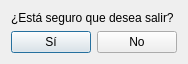
This is Interfaces/BernalMendez/templates/dlgSalir.ui in Cross048/DAM_2 as Qt 5 draws it before an edit. The edited form follows.
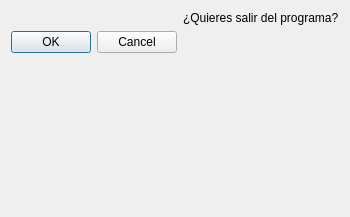
This is the edited form. Icons and pictures are not drawn.

```diff
--- a/Interfaces/BernalMendez/templates/dlgSalir.ui
+++ b/Interfaces/BernalMendez/templates/dlgSalir.ui
@@ -6,38 +6,52 @@
    <rect>
     <x>0</x>
     <y>0</y>
-    <width>176</width>
-    <height>62</height>
+    <width>321</width>
+    <height>217</height>
    </rect>
   </property>
   <property name="windowTitle">
    <string>Dialog</string>
   </property>
-  <layout class="QGridLayout" name="gridLayout_2">
+  <property name="sizeGripEnabled">
+   <bool>false</bool>
+  </property>
+  <property name="modal">
+   <bool>true</bool>
+  </property>
+  <layout class="QFormLayout" name="formLayout">
    <item row="0" column="0">
-    <layout class="QGridLayout" name="gridLayout">
-     <item row="0" column="0" colspan="2">
-      <widget class="QLabel" name="labelTexto">
-       <property name="text">
-        <string>¿Está seguro que desea salir?</string>
-       </property>
-      </widget>
-     </item>
-     <item row="1" column="0">
-      <widget class="QPushButton" name="btnSi">
-       <property name="text">
-        <string>Sí</string>
-       </property>
-      </widget>
-     </item>
-     <item row="1" column="1">
-      <widget class="QPushButton" name="btnNo">
-       <property name="text">
-        <string>No</string>
-       </property>
-      </widget>
-     </item>
-    </layout>
+    <widget class="QLabel" name="labelImg">
+     <property name="text">
+      <string/>
+     </property>
+     <property name="pixmap">
+      <pixmap>../img/alert.png</pixmap>
+     </property>
+     <property name="scaledContents">
+      <bool>true</bool>
+     </property>
+    </widget>
+   </item>
+   <item row="2" column="0">
+    <widget class="QDialogButtonBox" name="btnBox">
+     <property name="sizePolicy">
+      <sizepolicy hsizetype="Preferred" vsizetype="Preferred">
+       <horstretch>0</horstretch>
+       <verstretch>0</verstretch>
+      </sizepolicy>
+     </property>
+     <property name="standardButtons">
+      <set>QDialogButtonBox::Cancel|QDialogButtonBox::Ok</set>
+     </property>
+    </widget>
+   </item>
+   <item row="0" column="1">
+    <widget class="QLabel" name="labelTexto">
+     <property name="text">
+      <string>¿Quieres salir del programa?</string>
+     </property>
+    </widget>
    </item>
   </layout>
  </widget>
```
Left out of the diff: 4 changed lines with no effect on the pictures.
